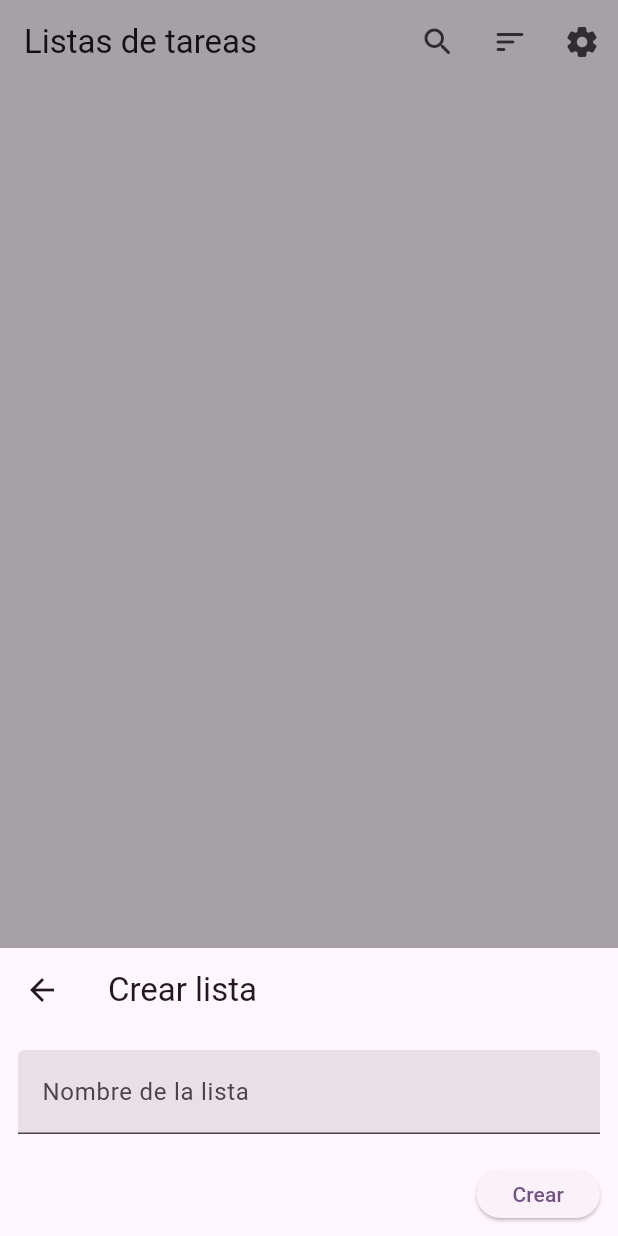
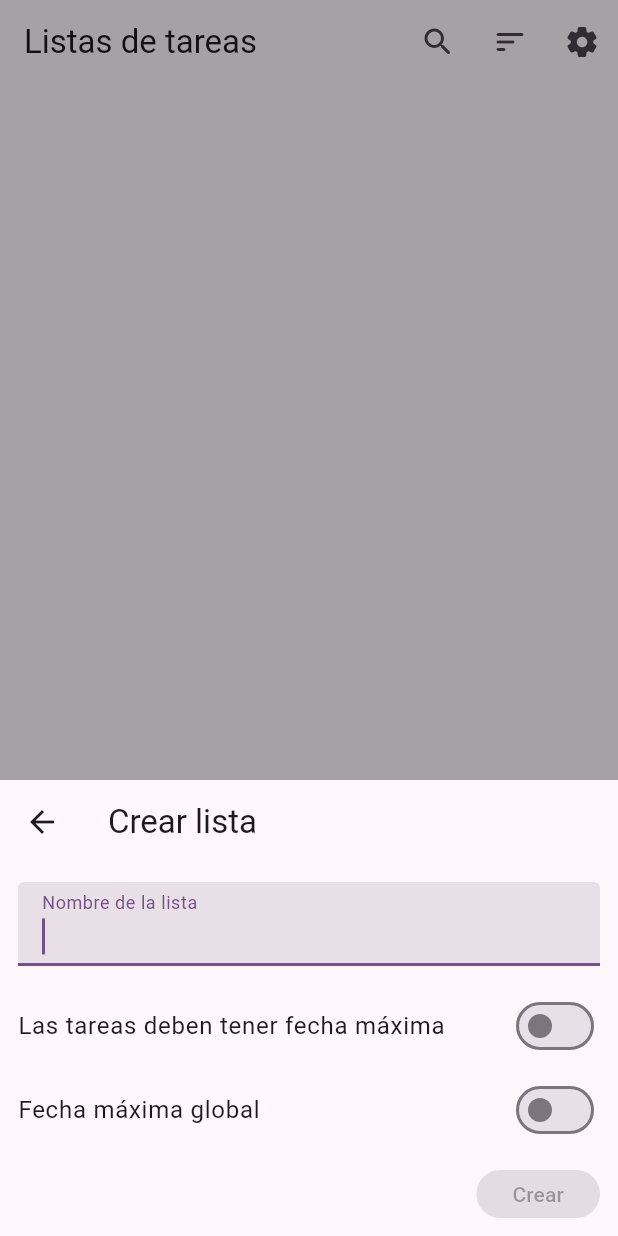
Before and after one commit to ValeriaBrzoza/eu, a Flutter app: the screen it shows once a user with an empty profile is signed in, after a tap on the "add" icon, on a phone screen of 412 x 824 dp. Run offline on Flutter 3.47's test engine with Material 3 defaults, Android fonts, the light colour scheme and no system bars; our stand-ins replace firebase_auth, firebase_core, modal_bottom_sheet; accounts and stored records are empty; network calls fail.

Commit message:
vista crear lista

```diff
--- a/lib/main.dart
+++ b/lib/main.dart
@@ -4,6 +4,7 @@
 import 'package:firebase_auth/firebase_auth.dart';
 import 'package:firebase_core/firebase_core.dart';
 import 'package:flutter/material.dart';
+import 'package:flutter_localizations/flutter_localizations.dart';
 
 void main() async {
   WidgetsFlutterBinding.ensureInitialized();
@@ -30,6 +31,14 @@
         //define si hay una sesion iniciada o no para determinar la pantalla que debe salir.
         home: PantallaListasDeTareas(), //la screen donde se ven las listas de tareas
       ),
+      localizationsDelegates: const [
+        GlobalMaterialLocalizations.delegate,
+        GlobalWidgetsLocalizations.delegate,
+        GlobalCupertinoLocalizations.delegate,
+      ],
+      supportedLocales: const [
+        Locale('es'), // Spanish
+      ],
     );
   }
 }
--- a/lib/screens/crear_lista.dart
+++ b/lib/screens/crear_lista.dart
@@ -10,6 +10,29 @@ class CrearLista extends StatefulWidget {
 }
 
 class _CrearListaState extends State<CrearLista> {
+  void crearLista() {}
+
+  String nombreLista = "";
+  bool requerirFechaMaxima = false;
+  DateTime? fechaMaximaGlobal;
+
+  void seleccionarFechaMaximaGlobal(bool value) {
+    if (value) {
+      showDatePicker(
+        context: context,
+        initialDate: DateTime.now(),
+        firstDate: DateTime.now(),
+        lastDate: DateTime(2100),
+      ).then((value) {
+        if (value != null) {
+          setState(() => fechaMaximaGlobal = value);
+        }
+      });
+    } else {
+      setState(() => fechaMaximaGlobal = null);
+    }
+  }
+
   @override
   Widget build(BuildContext context) {
     return CartelCrear(
@@ -19,12 +42,12 @@ class _CrearListaState extends State<CrearLista> {
       ),
       bottom: Padding(
         // espacio para que el boton de crear no toque el borde
-        padding: EdgeInsets.all(12),
+        padding: const EdgeInsets.all(12),
         child: Row(
           mainAxisAlignment: MainAxisAlignment.end,
           children: [
             ElevatedButton(
-              onPressed: () {},
+              onPressed: nombreLista == "" ? null : crearLista,
               child: const Text("Crear"),
             )
           ],
@@ -33,15 +56,36 @@ class _CrearListaState extends State<CrearLista> {
       body: Column(
         children: [
           Padding(
-            padding: EdgeInsets.all(12),
+            padding: const EdgeInsets.all(12),
             child: TextFormField(
               // espacio para escribir el nombre de la lista
+              autofocus: true,
+              autocorrect: false,
+              onChanged: (value) => setState(() => nombreLista = value),
               decoration: const InputDecoration(
                 labelText: 'Nombre de la lista',
                 filled: true, // fondo con color
               ),
             ),
           ),
+          //switch para requerir fecha maxima para cada tarea
+          SwitchListTile(
+            value: requerirFechaMaxima,
+            onChanged: (value) => setState(() => requerirFechaMaxima = value),
+            contentPadding: const EdgeInsets.symmetric(horizontal: 12),
+            title: const Text("Las tareas deben tener fecha máxima"),
+          ),
+          //switch para requerir fecha maxima global
+          SwitchListTile(
+              value: fechaMaximaGlobal != null,
+              onChanged: seleccionarFechaMaximaGlobal,
+              contentPadding: const EdgeInsets.symmetric(horizontal: 12),
+              title: Text("Fecha máxima global"),
+              subtitle: fechaMaximaGlobal == null
+                  ? null
+                  : Text(
+                      "${fechaMaximaGlobal!.day}/${fechaMaximaGlobal!.month}/${fechaMaximaGlobal!.year}",
+                    )),
         ],
       ),
     );
--- a/pubspec.yaml
+++ b/pubspec.yaml
@@ -38,6 +38,8 @@ dependencies:
   firebase_core: ^2.24.2
   firebase_auth: ^4.16.0
   modal_bottom_sheet: 3.0.0-pre
+  flutter_localizations:
+    sdk: flutter
 
 dev_dependencies:
   flutter_test:
```
Also changed, not shown: pubspec.lock.
